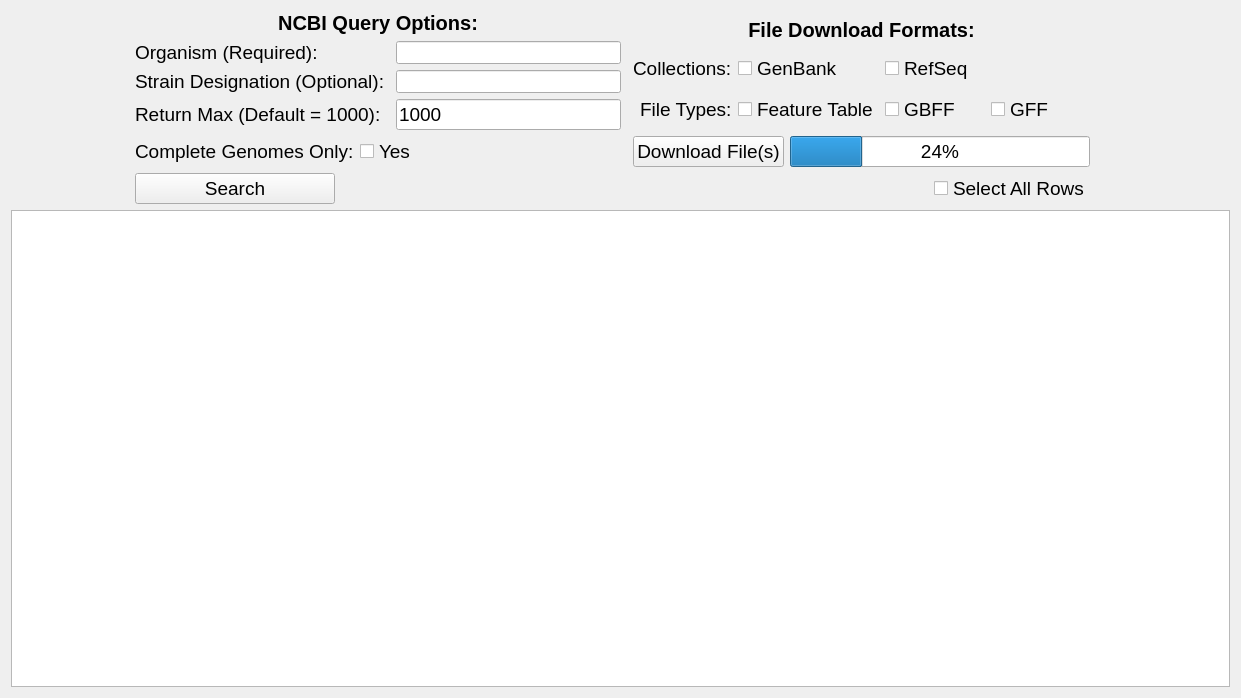
The window that ncbi.ui (TrinhLab/CASPERapp) describes before a commit, drawn with Qt 5.
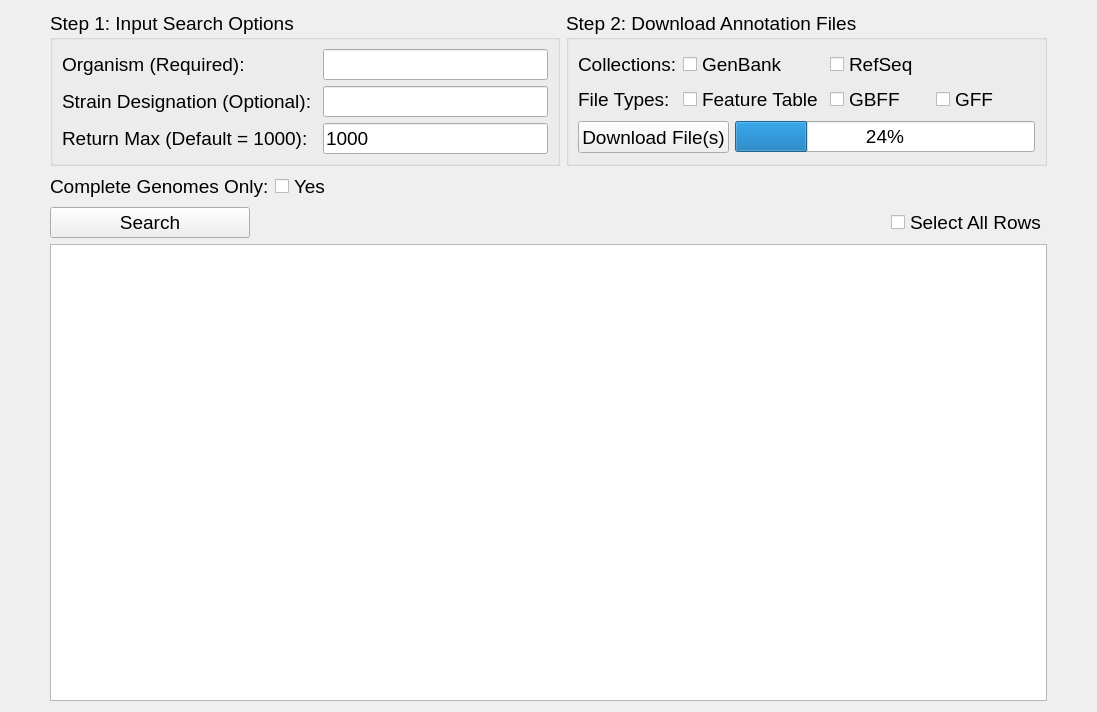
The same window after the commit.

```diff
--- a/ncbi.ui
+++ b/ncbi.ui
@@ -6,10 +6,16 @@
    <rect>
     <x>0</x>
     <y>0</y>
-    <width>1241</width>
-    <height>698</height>
+    <width>1097</width>
+    <height>712</height>
    </rect>
   </property>
+  <property name="sizePolicy">
+   <sizepolicy hsizetype="Fixed" vsizetype="Preferred">
+    <horstretch>0</horstretch>
+    <verstretch>0</verstretch>
+   </sizepolicy>
+  </property>
   <property name="font">
    <font>
     <family>Arial</family>
@@ -20,12 +26,127 @@
    <string>Form</string>
   </property>
   <layout class="QGridLayout" name="gridLayout">
-   <item row="0" column="4" colspan="3">
+   <property name="sizeConstraint">
+    <enum>QLayout::SetDefaultConstraint</enum>
+   </property>
+   <item row="4" column="1">
+    <widget class="QPushButton" name="search_button">
+     <property name="maximumSize">
+      <size>
+       <width>200</width>
+       <height>16777215</height>
+      </size>
+     </property>
+     <property name="font">
+      <font>
+       <pointsize>14</pointsize>
+      </font>
+     </property>
+     <property name="text">
+      <string>Search</string>
+     </property>
+    </widget>
+   </item>
+   <item row="0" column="5" colspan="3">
+    <widget class="QGroupBox" name="Step2">
+     <property name="title">
+      <string>Step 2: Download Annotation Files</string>
+     </property>
+     <layout class="QGridLayout" name="gridLayout_5">
+      <item row="1" column="0">
+       <widget class="QPushButton" name="download_button">
+        <property name="minimumSize">
+         <size>
+          <width>150</width>
+          <height>32</height>
+         </size>
+        </property>
+        <property name="maximumSize">
+         <size>
+          <width>16777215</width>
+          <height>32</height>
+         </size>
+        </property>
+        <property name="font">
+         <font>
+          <pointsize>14</pointsize>
+         </font>
+        </property>
+        <property name="text">
+         <string>Download File(s)</string>
+        </property>
+       </widget>
+      </item>
+      <item row="1" column="1">
+       <widget class="QProgressBar" name="progressBar">
+        <property name="sizePolicy">
+         <sizepolicy hsizetype="Fixed" vsizetype="Fixed">
+          <horstretch>0</horstretch>
+          <verstretch>0</verstretch>
+         </sizepolicy>
+        </property>
+        <property name="minimumSize">
+         <size>
+          <width>300</width>
+          <height>0</height>
+         </size>
+        </property>
+        <property name="maximumSize">
+         <size>
+          <width>15605005</width>
+          <height>16777215</height>
+         </size>
+        </property>
+        <property name="value">
+         <number>24</number>
+        </property>
+       </widget>
+      </item>
+      <item row="0" column="0" colspan="2">
     <layout class="QGridLayout" name="gridLayout_3">
      <property name="sizeConstraint">
       <enum>QLayout::SetDefaultConstraint</enum>
      </property>
-     <item row="2" column="1">
+        <item row="1" column="0" alignment="Qt::AlignLeft">
+         <widget class="QLabel" name="label_3">
+          <property name="maximumSize">
+           <size>
+            <width>100</width>
+            <height>16777215</height>
+           </size>
+          </property>
+          <property name="font">
+           <font>
+            <pointsize>14</pointsize>
+           </font>
+          </property>
+          <property name="text">
+           <string>File Types:</string>
+          </property>
+          <property name="alignment">
+           <set>Qt::AlignLeading|Qt::AlignLeft|Qt::AlignVCenter</set>
+          </property>
+         </widget>
+        </item>
+        <item row="0" column="1">
+         <widget class="QCheckBox" name="genbank_checkbox">
+          <property name="maximumSize">
+           <size>
+            <width>100</width>
+            <height>16777215</height>
+           </size>
+          </property>
+          <property name="font">
+           <font>
+            <pointsize>14</pointsize>
+           </font>
+          </property>
+          <property name="text">
+           <string>GenBank</string>
+          </property>
+         </widget>
+        </item>
+        <item row="1" column="1">
       <widget class="QCheckBox" name="feature_table_checkbox">
        <property name="maximumSize">
         <size>
@@ -49,8 +170,8 @@
        </property>
       </widget>
      </item>
-     <item row="1" column="1">
-      <widget class="QCheckBox" name="genbank_checkbox">
+        <item row="0" column="2">
+         <widget class="QCheckBox" name="refseq_checkbox">
        <property name="maximumSize">
         <size>
          <width>100</width>
@@ -63,50 +184,11 @@
         </font>
        </property>
        <property name="text">
-        <string>GenBank</string>
+           <string>RefSeq</string>
        </property>
       </widget>
      </item>
-     <item row="2" column="2">
-      <widget class="QCheckBox" name="gbff_checkbox">
-       <property name="maximumSize">
-        <size>
-         <width>100</width>
-         <height>16777215</height>
-        </size>
-       </property>
-       <property name="font">
-        <font>
-         <pointsize>14</pointsize>
-        </font>
-       </property>
-       <property name="text">
-        <string>GBFF</string>
-       </property>
-      </widget>
-     </item>
-     <item row="2" column="0" alignment="Qt::AlignRight">
-      <widget class="QLabel" name="label_3">
-       <property name="maximumSize">
-        <size>
-         <width>100</width>
-         <height>16777215</height>
-        </size>
-       </property>
-       <property name="font">
-        <font>
-         <pointsize>14</pointsize>
-        </font>
-       </property>
-       <property name="text">
-        <string>File Types:</string>
-       </property>
-       <property name="alignment">
-        <set>Qt::AlignLeading|Qt::AlignLeft|Qt::AlignVCenter</set>
-       </property>
-      </widget>
-     </item>
-     <item row="1" column="0" alignment="Qt::AlignRight">
+        <item row="0" column="0">
       <widget class="QLabel" name="collection_label">
        <property name="maximumSize">
         <size>
@@ -129,7 +211,25 @@
        </property>
       </widget>
      </item>
-     <item row="2" column="3">
+        <item row="1" column="2">
+         <widget class="QCheckBox" name="gbff_checkbox">
+          <property name="maximumSize">
+           <size>
+            <width>100</width>
+            <height>16777215</height>
+           </size>
+          </property>
+          <property name="font">
+           <font>
+            <pointsize>14</pointsize>
+           </font>
+          </property>
+          <property name="text">
+           <string>GBFF</string>
+          </property>
+         </widget>
+        </item>
+        <item row="1" column="3">
       <widget class="QCheckBox" name="gff_checkbox">
        <property name="maximumSize">
         <size>
@@ -147,88 +247,74 @@
        </property>
       </widget>
      </item>
-     <item row="1" column="2" colspan="2">
-      <widget class="QCheckBox" name="refseq_checkbox">
-       <property name="maximumSize">
-        <size>
-         <width>100</width>
-         <height>16777215</height>
-        </size>
-       </property>
-       <property name="font">
-        <font>
-         <pointsize>14</pointsize>
-        </font>
-       </property>
-       <property name="text">
-        <string>RefSeq</string>
-       </property>
-      </widget>
-     </item>
-     <item row="0" column="0" colspan="4" alignment="Qt::AlignHCenter">
-      <widget class="QLabel" name="format_label">
+       </layout>
+      </item>
+     </layout>
+    </widget>
+   </item>
+   <item row="5" column="1" colspan="7">
+    <widget class="QTableView" name="ncbi_table">
        <property name="sizePolicy">
-        <sizepolicy hsizetype="Minimum" vsizetype="Preferred">
+      <sizepolicy hsizetype="Expanding" vsizetype="Expanding">
          <horstretch>0</horstretch>
          <verstretch>0</verstretch>
         </sizepolicy>
        </property>
-       <property name="maximumSize">
-        <size>
-         <width>250</width>
-         <height>25</height>
-        </size>
-       </property>
-       <property name="font">
-        <font>
-         <pointsize>15</pointsize>
-         <weight>75</weight>
-         <bold>true</bold>
-        </font>
-       </property>
-       <property name="text">
-        <string>File Download Formats:</string>
-       </property>
-       <property name="alignment">
-        <set>Qt::AlignCenter</set>
-       </property>
-      </widget>
-     </item>
-    </layout>
-   </item>
-   <item row="1" column="2" alignment="Qt::AlignLeft">
-    <widget class="QCheckBox" name="yes_box">
      <property name="minimumSize">
       <size>
-       <width>100</width>
-       <height>0</height>
+       <width>400</width>
+       <height>400</height>
       </size>
      </property>
      <property name="maximumSize">
       <size>
-       <width>100</width>
+       <width>1000</width>
        <height>16777215</height>
       </size>
      </property>
-     <property name="font">
-      <font>
-       <pointsize>14</pointsize>
-      </font>
-     </property>
-     <property name="text">
-      <string>Yes</string>
-     </property>
-     <attribute name="buttonGroup">
-      <string notr="true">comp_genome_group</string>
+     <attribute name="horizontalHeaderDefaultSectionSize">
+      <number>39</number>
      </attribute>
     </widget>
    </item>
-   <item row="0" column="1" colspan="2">
+   <item row="0" column="0">
+    <spacer name="horizontalSpacer">
+     <property name="orientation">
+      <enum>Qt::Horizontal</enum>
+     </property>
+     <property name="sizeHint" stdset="0">
+      <size>
+       <width>40</width>
+       <height>20</height>
+      </size>
+     </property>
+    </spacer>
+   </item>
+   <item row="0" column="8">
+    <spacer name="horizontalSpacer_2">
+     <property name="orientation">
+      <enum>Qt::Horizontal</enum>
+     </property>
+     <property name="sizeHint" stdset="0">
+      <size>
+       <width>40</width>
+       <height>20</height>
+      </size>
+     </property>
+    </spacer>
+   </item>
+   <item row="0" column="1" colspan="4">
+    <widget class="QGroupBox" name="Step1">
+     <property name="title">
+      <string>Step 1: Input Search Options</string>
+     </property>
+     <layout class="QGridLayout" name="gridLayout_4">
+      <item row="0" column="0">
     <layout class="QGridLayout" name="gridLayout_2">
      <property name="sizeConstraint">
       <enum>QLayout::SetDefaultConstraint</enum>
      </property>
-     <item row="1" column="0">
+        <item row="0" column="0">
       <widget class="QLabel" name="organism_label">
        <property name="font">
         <font>
@@ -245,7 +331,7 @@
        </property>
       </widget>
      </item>
-     <item row="4" column="1">
+        <item row="3" column="1">
       <widget class="QLineEdit" name="ret_max_line_edit">
        <property name="maximumSize">
         <size>
@@ -263,30 +349,7 @@
        </property>
       </widget>
      </item>
-     <item row="0" column="0" colspan="2">
-      <widget class="QLabel" name="filters_label">
-       <property name="maximumSize">
-        <size>
-         <width>16777215</width>
-         <height>25</height>
-        </size>
-       </property>
-       <property name="font">
-        <font>
-         <pointsize>15</pointsize>
-         <weight>75</weight>
-         <bold>true</bold>
-        </font>
-       </property>
-       <property name="text">
-        <string>NCBI Query Options:</string>
-       </property>
-       <property name="alignment">
-        <set>Qt::AlignCenter</set>
-       </property>
-      </widget>
-     </item>
-     <item row="2" column="0">
+        <item row="1" column="0">
       <widget class="QLabel" name="infra_name_label">
        <property name="font">
         <font>
@@ -303,7 +366,7 @@
        </property>
       </widget>
      </item>
-     <item row="4" column="0">
+        <item row="3" column="0">
       <widget class="QLabel" name="ret_max_label">
        <property name="font">
         <font>
@@ -315,7 +378,7 @@
        </property>
       </widget>
      </item>
-     <item row="1" column="1">
+        <item row="0" column="1">
       <widget class="QLineEdit" name="organism_line_edit">
        <property name="minimumSize">
         <size>
@@ -331,12 +394,12 @@
        </property>
        <property name="font">
         <font>
-         <pointsize>10</pointsize>
+            <pointsize>14</pointsize>
         </font>
        </property>
       </widget>
      </item>
-     <item row="2" column="1">
+        <item row="1" column="1">
       <widget class="QLineEdit" name="infra_name_line_edit">
        <property name="maximumSize">
         <size>
@@ -346,31 +409,27 @@
        </property>
        <property name="font">
         <font>
-         <pointsize>10</pointsize>
+            <pointsize>14</pointsize>
         </font>
        </property>
       </widget>
      </item>
     </layout>
    </item>
-   <item row="0" column="7">
-    <widget class="QLabel" name="label_2">
-     <property name="text">
-      <string/>
-     </property>
+     </layout>
     </widget>
    </item>
-   <item row="1" column="4">
-    <widget class="QPushButton" name="download_button">
+   <item row="2" column="2">
+    <widget class="QCheckBox" name="yes_box">
      <property name="minimumSize">
       <size>
-       <width>150</width>
+       <width>100</width>
        <height>0</height>
       </size>
      </property>
      <property name="maximumSize">
       <size>
-       <width>16777215</width>
+       <width>100</width>
        <height>16777215</height>
       </size>
      </property>
@@ -380,49 +439,11 @@
       </font>
      </property>
      <property name="text">
-      <string>Download File(s)</string>
+      <string>Yes</string>
      </property>
     </widget>
    </item>
-   <item row="1" column="5" colspan="2">
-    <widget class="QProgressBar" name="progressBar">
-     <property name="sizePolicy">
-      <sizepolicy hsizetype="Fixed" vsizetype="Fixed">
-       <horstretch>0</horstretch>
-       <verstretch>0</verstretch>
-      </sizepolicy>
-     </property>
-     <property name="minimumSize">
-      <size>
-       <width>300</width>
-       <height>0</height>
-      </size>
-     </property>
-     <property name="maximumSize">
-      <size>
-       <width>15605005</width>
-       <height>16777215</height>
-      </size>
-     </property>
-     <property name="value">
-      <number>24</number>
-     </property>
-    </widget>
-   </item>
-   <item row="0" column="0">
-    <spacer name="horizontalSpacer">
-     <property name="orientation">
-      <enum>Qt::Horizontal</enum>
-     </property>
-     <property name="sizeHint" stdset="0">
-      <size>
-       <width>40</width>
-       <height>20</height>
-      </size>
-     </property>
-    </spacer>
-   </item>
-   <item row="1" column="1">
+   <item row="2" column="1">
     <widget class="QLabel" name="genome_label">
      <property name="maximumSize">
       <size>
@@ -445,7 +466,7 @@
      </property>
     </widget>
    </item>
-   <item row="2" column="6" alignment="Qt::AlignRight">
+   <item row="4" column="7">
     <widget class="QCheckBox" name="all_rows">
      <property name="font">
       <font>
@@ -457,62 +478,6 @@
      </property>
     </widget>
    </item>
-   <item row="2" column="1">
-    <widget class="QPushButton" name="search_button">
-     <property name="maximumSize">
-      <size>
-       <width>200</width>
-       <height>16777215</height>
-      </size>
-     </property>
-     <property name="font">
-      <font>
-       <pointsize>14</pointsize>
-      </font>
-     </property>
-     <property name="text">
-      <string>Search</string>
-     </property>
-    </widget>
-   </item>
-   <item row="0" column="8">
-    <spacer name="horizontalSpacer_2">
-     <property name="orientation">
-      <enum>Qt::Horizontal</enum>
-     </property>
-     <property name="sizeHint" stdset="0">
-      <size>
-       <width>40</width>
-       <height>20</height>
-      </size>
-     </property>
-    </spacer>
-   </item>
-   <item row="3" column="0" colspan="9">
-    <widget class="QTableView" name="ncbi_table">
-     <property name="sizePolicy">
-      <sizepolicy hsizetype="Expanding" vsizetype="Expanding">
-       <horstretch>0</horstretch>
-       <verstretch>0</verstretch>
-      </sizepolicy>
-     </property>
-     <property name="minimumSize">
-      <size>
-       <width>800</width>
-       <height>400</height>
-      </size>
-     </property>
-     <property name="maximumSize">
-      <size>
-       <width>100000</width>
-       <height>16777215</height>
-      </size>
-     </property>
-     <attribute name="horizontalHeaderDefaultSectionSize">
-      <number>39</number>
-     </attribute>
-    </widget>
-   </item>
   </layout>
  </widget>
  <resources/>
```
Left out of the diff: 5 changed lines with no effect on the pictures. Lines whose indentation alone changed are shown as unchanged.
